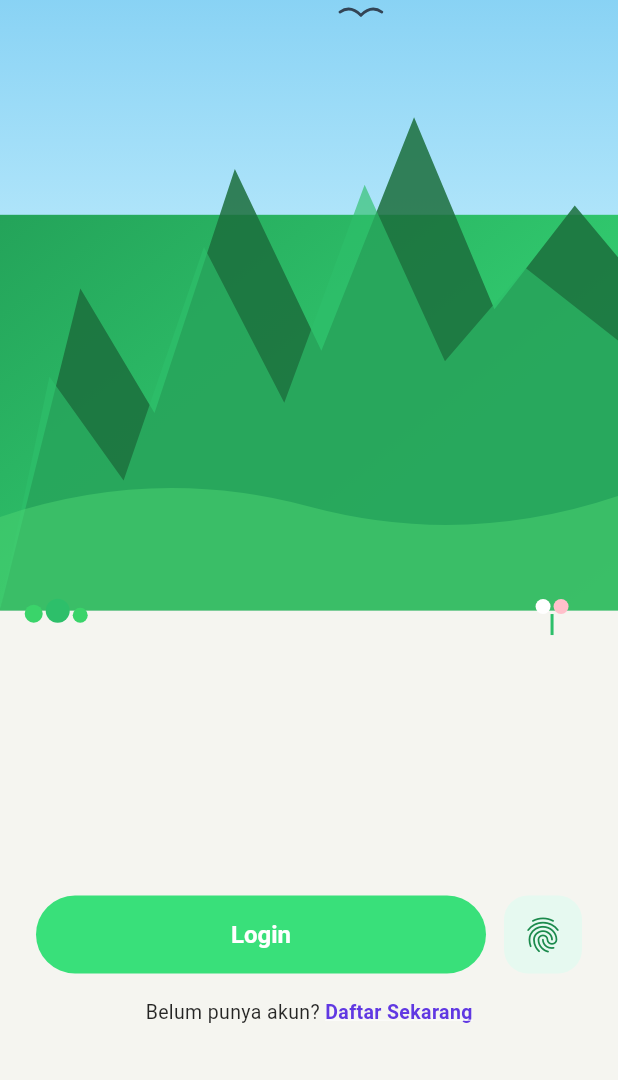
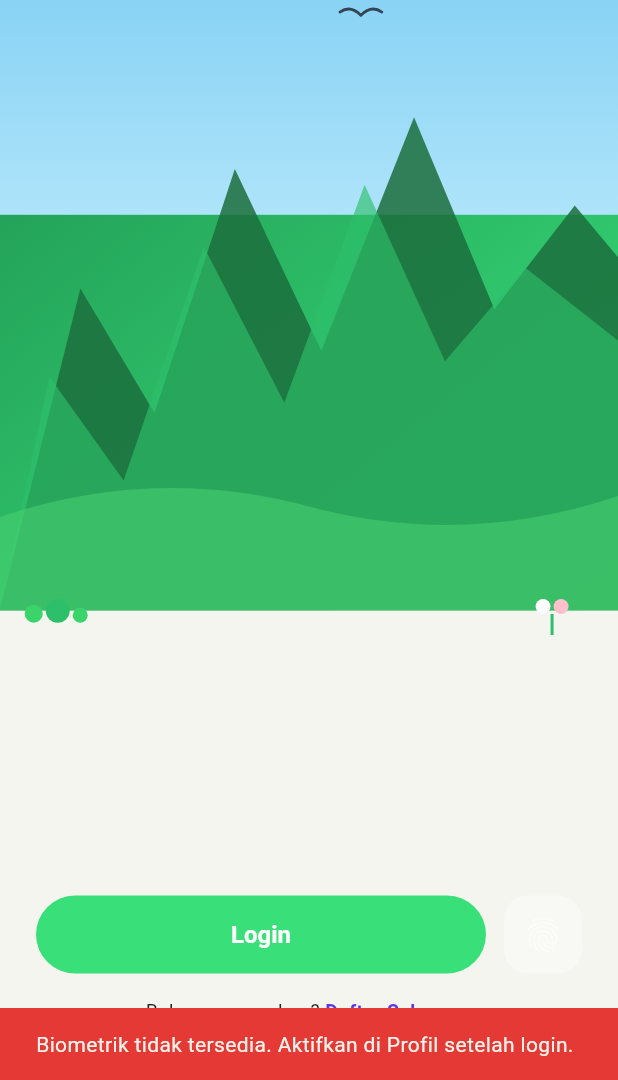
Before and after one commit to gogopowercoding/mobile_Jeep, a Flutter app: the screen it shows after launch, after a tap on the "fingerprint" icon, on a phone screen of 412 x 824 dp, the part 156-1236 px from its top. Run offline on Flutter 3.47's test engine with Material 3 defaults, Android fonts, the phone set to English and light mode, and no system bars; our stand-ins replace dio, flutter_map, geocoding, geolocator, google_maps_flutter, image_picker and 4 more; accounts and stored records are empty; Roboto replaces fonts that are missing (Poppins).

Commit message:
fix: biometric landing page

```diff
--- a/jepora/lib/presentation/screens/auth/landing_screen.dart
+++ b/jepora/lib/presentation/screens/auth/landing_screen.dart
@@ -1,4 +1,7 @@
 import 'package:flutter/material.dart';
+import 'package:provider/provider.dart';
+import 'package:jepora/core/theme/app_theme.dart';
+import 'package:jepora/data/services/auth_service.dart';
 
 class LandingScreen extends StatefulWidget {
   const LandingScreen({super.key});
@@ -27,6 +30,11 @@ class _LandingScreenState extends State<LandingScreen>
     ).animate(CurvedAnimation(parent: _controller, curve: Curves.easeOut));
 
     _controller.forward();
+
+    // Re-check biometric saat landing page dibuka
+    WidgetsBinding.instance.addPostFrameCallback((_) {
+      context.read<AuthService>().recheckBiometric();
+    });
   }
 
   @override
@@ -35,9 +43,59 @@ class _LandingScreenState extends State<LandingScreen>
     super.dispose();
   }
 
+  // ── Biometric login — logika sama persis dengan login_screen.dart ─────────
+  Future<void> _biometricLogin() async {
+    final auth = context.read<AuthService>();
+
+    if (!auth.biometricAvailable) {
+      ScaffoldMessenger.of(context).showSnackBar(
+        const SnackBar(
+          content: Text(
+              'Biometrik tidak tersedia. Aktifkan di Profil setelah login.'),
+          backgroundColor: AppColors.error,
+        ),
+      );
+      return;
+    }
+
+    if (!auth.biometricEnabled) {
+      ScaffoldMessenger.of(context).showSnackBar(
+        const SnackBar(
+          content: Text('Biometrik belum diaktifkan. Login dengan email dulu.'),
+          backgroundColor: AppColors.error,
+        ),
+      );
+      return;
+    }
+
+    final ok = await auth.loginWithBiometric();
+    if (!mounted) return;
+
+    if (ok) {
+      final role = auth.user?.role;
+      if (role == 'admin') {
+        Navigator.pushReplacementNamed(context, '/admin');
+      } else if (role == 'supir') {
+        Navigator.pushReplacementNamed(context, '/driver');
+      } else {
+        Navigator.pushReplacementNamed(context, '/home');
+      }
+    } else {
+      ScaffoldMessenger.of(context).showSnackBar(
+        SnackBar(
+          content: Text(auth.error ?? 'Biometrik gagal, coba lagi'),
+          backgroundColor: AppColors.error,
+        ),
+      );
+    }
+  }
+
   @override
   Widget build(BuildContext context) {
     final size = MediaQuery.of(context).size;
+
+    // Watch biometricAvailable agar tombol fingerprint reactive
+    final auth = context.watch<AuthService>();
 
     return Scaffold(
       body: Stack(
@@ -171,8 +229,9 @@ class _LandingScreenState extends State<LandingScreen>
                             children: [
                               Expanded(
                                 child: ElevatedButton(
-                                  onPressed: () => Navigator.pushReplacementNamed(
-                                      context, '/login'),
+                                  onPressed: () =>
+                                      Navigator.pushReplacementNamed(
+                                          context, '/login'),
                                   style: ElevatedButton.styleFrom(
                                     backgroundColor: const Color(0xFF39E07A),
                                     foregroundColor: Colors.white,
@@ -193,22 +252,26 @@ class _LandingScreenState extends State<LandingScreen>
                                 ),
                               ),
                               const SizedBox(width: 12),
-                              // Biometric button
+
+                              // Tombol biometric — aktif jika tersedia & sudah diaktifkan
                               GestureDetector(
-                                onTap: () {
-                                  // Trigger biometric login langsung dari landing
-                                  // Bisa dihubungkan ke AuthService jika diperlukan
-                                },
+                                onTap: _biometricLogin,
                                 child: Container(
                                   width: 52,
                                   height: 52,
                                   decoration: BoxDecoration(
-                                    color: const Color(0xFFE6F9F0),
+                                    color: auth.biometricAvailable &&
+                                            auth.biometricEnabled
+                                        ? const Color(0xFFE6F9F0)
+                                        : Colors.white.withOpacity(0.25),
                                     borderRadius: BorderRadius.circular(16),
                                   ),
-                                  child: const Icon(
+                                  child: Icon(
                                     Icons.fingerprint_rounded,
-                                    color: Color(0xFF1B8A4C),
+                                    color: auth.biometricAvailable &&
+                                            auth.biometricEnabled
+                                        ? const Color(0xFF1B8A4C)
+                                        : Colors.white.withOpacity(0.5),
                                     size: 28,
                                   ),
                                 ),
@@ -224,7 +287,8 @@ class _LandingScreenState extends State<LandingScreen>
                                 style: TextStyle(
                                   fontSize: 13,
                                   fontFamily: 'Poppins',
-                                  color: const Color.fromARGB(255, 0, 0, 0).withOpacity(0.85),
+                                  color: const Color(0xFF000000)
+                                      .withOpacity(0.85),
                                 ),
                               ),
                               GestureDetector(
@@ -262,7 +326,6 @@ class _LandingScreenState extends State<LandingScreen>
 class _MountainPainter extends CustomPainter {
   @override
   void paint(Canvas canvas, Size size) {
-    // Layer belakang (gelap)
     final back = Paint()..color = const Color(0xFF1B6E3C).withOpacity(0.85);
     final pathBack = Path()
       ..moveTo(0, size.height)
@@ -278,7 +341,6 @@ class _MountainPainter extends CustomPainter {
       ..close();
     canvas.drawPath(pathBack, back);
 
-    // Layer depan (lebih terang)
     final front = Paint()..color = const Color(0xFF2DBF6A).withOpacity(0.65);
     final pathFront = Path()
       ..moveTo(0, size.height)
@@ -294,15 +356,12 @@ class _MountainPainter extends CustomPainter {
       ..close();
     canvas.drawPath(pathFront, front);
 
-    // Padang rumput
     final grass = Paint()..color = const Color(0xFF4CD471).withOpacity(0.5);
     final pathGrass = Path()
       ..moveTo(0, size.height * 0.82)
-      ..quadraticBezierTo(
-          size.width * 0.25, size.height * 0.72,
+      ..quadraticBezierTo(size.width * 0.25, size.height * 0.72,
           size.width * 0.5, size.height * 0.80)
-      ..quadraticBezierTo(
-          size.width * 0.75, size.height * 0.88,
+      ..quadraticBezierTo(size.width * 0.75, size.height * 0.88,
           size.width, size.height * 0.78)
       ..lineTo(size.width, size.height)
       ..lineTo(0, size.height)
```
